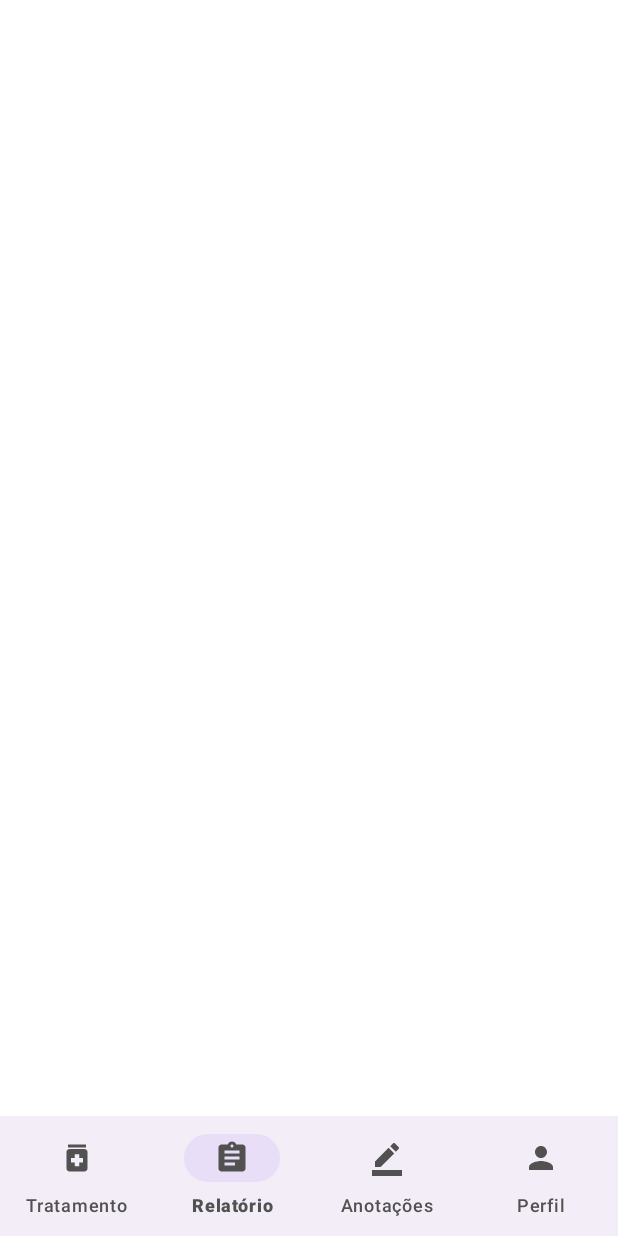
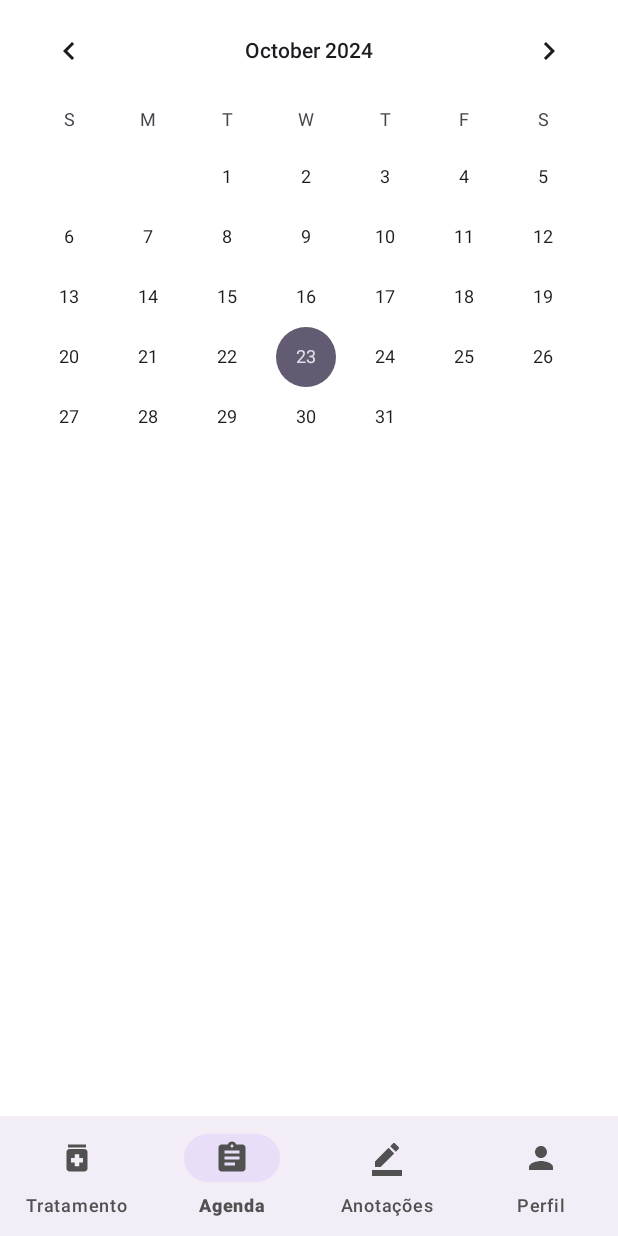
Before and after one commit to lisboaluan/doseCerta, an Android app: the HomeActivity screen opened directly, with no data from a screen before it, item 2 of the bottom bar chosen, on a phone screen of 412 x 824 dp. Run offline under Robolectric (Android 15) with nearby library versions, the phone set to English and light mode, and no system bars.

Commit message:
Criei o início do que vai ser a tela de agenda. Ao clicar nos dias do calendário já esta trazendo informaçoes no dias corretos em que existem alertas. Mas precisamos verificar, pois eu acho que usei a tabela errada, fiz algo de errado e não esta trazendo as informaççoes completas.

```diff
--- a/app/build.gradle.kts
+++ b/app/build.gradle.kts
@@ -48,6 +48,7 @@ dependencies {
     implementation(libs.androidx.constraintlayout)
     implementation(libs.androidx.navigation.fragment.ktx)
     implementation(libs.androidx.navigation.ui.ktx)
+    implementation(libs.androidx.recyclerview)
     testImplementation(libs.junit)
     androidTestImplementation(libs.androidx.junit)
     androidTestImplementation(libs.androidx.espresso.core)
--- /dev/null
+++ b/app/src/main/java/com/luanlisboa/dosecerta/fragments/AgendaFragment.kt
@@ -0,0 +1,90 @@
+package com.luanlisboa.dosecerta.fragments
+
+import android.os.Bundle
+import androidx.fragment.app.Fragment
+import android.view.LayoutInflater
+import android.view.View
+import android.view.ViewGroup
+import android.widget.CalendarView
+import android.widget.TextView
+import androidx.recyclerview.widget.LinearLayoutManager
+import androidx.recyclerview.widget.RecyclerView
+import com.luanlisboa.dosecerta.R
+import com.luanlisboa.dosecerta.repository.AgendaRepository
+import com.luanlisboa.dosecerta.utils.AlertasAdapter
+
+// TODO: Rename parameter arguments, choose names that match
+private const val ARG_PARAM1 = "param1"
+private const val ARG_PARAM2 = "param2"
+
+class AgendaFragment : Fragment() {
+    // TODO: Rename and change types of parameters
+    private var param1: String? = null
+    private var param2: String? = null
+
+    private lateinit var calendarView: CalendarView
+    private lateinit var alertRecyclerView: RecyclerView
+    private lateinit var emptyMessage: TextView
+    private lateinit var adapter: AlertasAdapter
+    private lateinit var repository: AgendaRepository
+
+    override fun onCreate(savedInstanceState: Bundle?) {
+        super.onCreate(savedInstanceState)
+        arguments?.let {
+            param1 = it.getString(ARG_PARAM1)
+            param2 = it.getString(ARG_PARAM2)
+        }
+    }
+
+    override fun onCreateView(
+        inflater: LayoutInflater, container: ViewGroup?,
+        savedInstanceState: Bundle?
+    ): View? {
+        val view = inflater.inflate(R.layout.fragment_agenda, container, false)
+
+        calendarView = view.findViewById(R.id.calendarView)
+        alertRecyclerView = view.findViewById(R.id.alertRecyclerView)
+        emptyMessage = view.findViewById(R.id.emptyMessage)
+
+        // Configurar o RecyclerView
+        alertRecyclerView.layoutManager = LinearLayoutManager(requireContext())
+        adapter = AlertasAdapter(emptyList())
+        alertRecyclerView.adapter = adapter
+
+        // Instanciar o repositório
+        repository = AgendaRepository(requireContext())
+
+        // Configurar listener para mudanças de data
+        calendarView.setOnDateChangeListener { _, year, month, dayOfMonth ->
+            val selectedDate = "$year-${month + 1}-$dayOfMonth"
+            carregarAlertasDoDia(selectedDate)
+        }
+
+        return view
+    }
+
+private fun carregarAlertasDoDia(data: String) {
+    val alertas = repository.obterAlertasPorData(data)
+
+    if (alertas.isEmpty()) {
+        alertRecyclerView.visibility = View.GONE
+        emptyMessage.visibility = View.VISIBLE
+    } else {
+        alertRecyclerView.visibility = View.VISIBLE
+        emptyMessage.visibility = View.GONE
+        adapter.updateAlertas(alertas)
+    }
+}
+
+    companion object {
+        // TODO: Rename and change types and number of parameters
+        @JvmStatic
+        fun newInstance(param1: String, param2: String) =
+            AgendaFragment().apply {
+                arguments = Bundle().apply {
+                    putString(ARG_PARAM1, param1)
+                    putString(ARG_PARAM2, param2)
+                }
+            }
+    }
+}
--- a/app/src/main/java/com/luanlisboa/dosecerta/fragments/RelatorioFragment.kt
+++ /dev/null
@@ -1,60 +0,0 @@
-package com.luanlisboa.dosecerta.fragments
-
-import android.os.Bundle
-import androidx.fragment.app.Fragment
-import android.view.LayoutInflater
-import android.view.View
-import android.view.ViewGroup
-import com.luanlisboa.dosecerta.R
-
-// TODO: Rename parameter arguments, choose names that match
-// the fragment initialization parameters, e.g. ARG_ITEM_NUMBER
-private const val ARG_PARAM1 = "param1"
-private const val ARG_PARAM2 = "param2"
-
-/**
- * A simple [Fragment] subclass.
- * Use the [RelatorioFragment.newInstance] factory method to
- * create an instance of this fragment.
- */
-class RelatorioFragment : Fragment() {
-    // TODO: Rename and change types of parameters
-    private var param1: String? = null
-    private var param2: String? = null
-
-    override fun onCreate(savedInstanceState: Bundle?) {
-        super.onCreate(savedInstanceState)
-        arguments?.let {
-            param1 = it.getString(ARG_PARAM1)
-            param2 = it.getString(ARG_PARAM2)
-        }
-    }
-
-    override fun onCreateView(
-        inflater: LayoutInflater, container: ViewGroup?,
-        savedInstanceState: Bundle?
-    ): View? {
-        // Inflate the layout for this fragment
-        return inflater.inflate(R.layout.fragment_relatorio, container, false)
-    }
-
-    companion object {
-        /**
-         * Use this factory method to create a new instance of
-         * this fragment using the provided parameters.
-         *
-         * @param param1 Parameter 1.
-         * @param param2 Parameter 2.
-         * @return A new instance of fragment RelatorioFragment.
-         */
-        // TODO: Rename and change types and number of parameters
-        @JvmStatic
-        fun newInstance(param1: String, param2: String) =
-            RelatorioFragment().apply {
-                arguments = Bundle().apply {
-                    putString(ARG_PARAM1, param1)
-                    putString(ARG_PARAM2, param2)
-                }
-            }
-    }
-}
--- a/app/src/main/java/com/luanlisboa/dosecerta/repository/AlertaRepository.kt
+++ b/app/src/main/java/com/luanlisboa/dosecerta/repository/AlertaRepository.kt
@@ -41,10 +41,11 @@ class AlertaRepository(context: Context) {
 
         if (cursor.moveToFirst()) {
             do {
+                val id = cursor.getInt(cursor.getColumnIndexOrThrow("id"))
                 val periodicidade = cursor.getString(cursor.getColumnIndexOrThrow("periodicidade"))
                 val horarioPrimeiraDose = cursor.getString(cursor.getColumnIndexOrThrow("horarioPrimeiraDose"))
                 val dosagem = cursor.getString(cursor.getColumnIndexOrThrow("dosagem"))
-                alertas.add(Alerta(periodicidade, horarioPrimeiraDose, dosagem))
+                alertas.add(Alerta(id, periodicidade, horarioPrimeiraDose, dosagem))
             } while (cursor.moveToNext())
         }
         cursor.close()
--- a/app/src/main/java/com/luanlisboa/dosecerta/view/HomeActivity.kt
+++ b/app/src/main/java/com/luanlisboa/dosecerta/view/HomeActivity.kt
@@ -7,7 +7,7 @@ import com.luanlisboa.dosecerta.R
 import com.luanlisboa.dosecerta.databinding.ActivityHomeBinding
 import com.luanlisboa.dosecerta.fragments.AnotacaoFragment
 import com.luanlisboa.dosecerta.fragments.PerfilFragment
-import com.luanlisboa.dosecerta.fragments.RelatorioFragment
+import com.luanlisboa.dosecerta.fragments.AgendaFragment
 import com.luanlisboa.dosecerta.fragments.TratamentoFragment
 
 class HomeActivity : AppCompatActivity() {
@@ -25,7 +25,7 @@ class HomeActivity : AppCompatActivity() {
         binding.btnNavView.setOnItemSelectedListener {
             when (it.itemId) {
                 R.id.menu_tratamento -> replaceFragment(TratamentoFragment())
-                R.id.menu_relatorio -> replaceFragment(RelatorioFragment())
+                R.id.menu_relatorio -> replaceFragment(AgendaFragment())
                 R.id.menu_anotacao -> replaceFragment(AnotacaoFragment())
                 R.id.menu_perfil -> replaceFragment(PerfilFragment())
                 else -> replaceFragment(TratamentoFragment())
--- a/app/src/main/res/layout/activity_home.xml
+++ b/app/src/main/res/layout/activity_home.xml
@@ -13,7 +13,7 @@
 
         <androidx.fragment.app.FragmentContainerView
             android:id="@+id/fragmentMenu"
-            android:name="com.luanlisboa.dosecerta.fragments.RelatorioFragment"
+            android:name="com.luanlisboa.dosecerta.fragments.AgendaFragment"
             android:layout_width="0dp"
             android:layout_height="0dp"
             app:layout_constraintBottom_toTopOf="@+id/btn_nav_view"
--- /dev/null
+++ b/app/src/main/res/layout/fragment_agenda.xml
@@ -0,0 +1,28 @@
+<LinearLayout
+    xmlns:android="http://schemas.android.com/apk/res/android"
+    android:layout_width="match_parent"
+    android:layout_height="match_parent"
+    android:orientation="vertical">
+
+    <!-- CalendarView para selecionar o dia -->
+    <CalendarView
+        android:id="@+id/calendarView"
+        android:layout_width="match_parent"
+        android:layout_height="wrap_content"/>
+
+    <!-- Mensagem para quando não houver alertas -->
+    <TextView
+        android:id="@+id/emptyMessage"
+        android:layout_width="wrap_content"
+        android:layout_height="wrap_content"
+        android:text="Você não precisa ingerir nenhum medicamento hoje."
+        android:visibility="gone"
+        android:layout_gravity="center"
+        android:padding="16dp"/>
+
+    <!-- RecyclerView para exibir os alertas -->
+    <androidx.recyclerview.widget.RecyclerView
+        android:id="@+id/alertRecyclerView"
+        android:layout_width="match_parent"
+        android:layout_height="match_parent"/>
+</LinearLayout>
--- a/app/src/main/res/layout/fragment_relatorio.xml
+++ /dev/null
@@ -1,7 +0,0 @@
-<?xml version="1.0" encoding="utf-8"?>
-<FrameLayout xmlns:android="http://schemas.android.com/apk/res/android"
-    xmlns:tools="http://schemas.android.com/tools"
-    android:layout_width="match_parent"
-    android:layout_height="match_parent"
-    tools:context=".fragments.RelatorioFragment">
-</FrameLayout>
--- a/app/src/main/res/menu/bottom_nav.xml
+++ b/app/src/main/res/menu/bottom_nav.xml
@@ -8,7 +8,7 @@
 
     <item
         android:id="@+id/menu_relatorio"
-        android:title="@string/menu_btn_bar_relatorio"
+        android:title="@string/menu_btn_bar_agenda"
         android:icon="@drawable/ic_relatorio_icon"/>
 
     <item
--- a/app/src/main/res/navigation/main_graph.xml
+++ b/app/src/main/res/navigation/main_graph.xml
@@ -13,9 +13,9 @@
 
     <fragment
         android:id="@+id/relatorioFragment"
-        android:name="com.luanlisboa.dosecerta.fragments.RelatorioFragment"
+        android:name="com.luanlisboa.dosecerta.fragments.AgendaFragment"
         android:label="fragment_relatorio"
-        tools:layout="@layout/fragment_relatorio" />
+        tools:layout="@layout/fragment_agenda" />
 
     <fragment
         android:id="@+id/anotacaoFragment"
--- a/app/src/main/res/values/strings.xml
+++ b/app/src/main/res/values/strings.xml
@@ -60,7 +60,7 @@
 
     <!-- Fragments -->
     <string name="menu_btn_bar_tratamento">Tratamento</string>
-    <string name="menu_btn_bar_relatorio">Relatório</string>
+    <string name="menu_btn_bar_agenda">Agenda</string>
     <string name="menu_btn_bar_anotacao">Anotações</string>
     <string name="menu_btn_bar_perfil">Perfil</string>
 
--- a/gradle/libs.versions.toml
+++ b/gradle/libs.versions.toml
@@ -12,6 +12,7 @@ constraintlayout = "2.1.4"
 materialVersion = "1.9.0"
 navigationFragmentKtx = "2.7.7"
 navigationUiKtx = "2.7.7"
+recyclerview = "1.3.2"
 
 [libraries]
 androidx-core-ktx = { group = "androidx.core", name = "core-ktx", version.ref = "coreKtx" }
@@ -25,6 +26,7 @@ androidx-constraintlayout = { group = "androidx.constraintlayout", name = "const
 androidx-navigation-fragment-ktx = { group = "androidx.navigation", name = "navigation-fragment-ktx", version.ref = "navigationFragmentKtx" }
 androidx-navigation-ui-ktx = { group = "androidx.navigation", name = "navigation-ui-ktx", version.ref = "navigationUiKtx" }
 material-v190 = { module = "com.google.android.material:material", version.ref = "materialVersion" }
+androidx-recyclerview = { group = "androidx.recyclerview", name = "recyclerview", version.ref = "recyclerview" }
 
 [plugins]
 android-application = { id = "com.android.application", version.ref = "agp" }
```
Also changed, not shown: app/src/main/java/com/luanlisboa/dosecerta/models/Alerta.kt (+4 -3 lines), app/src/main/java/com/luanlisboa/dosecerta/repository/AgendaRepository.kt (+34 -4 lines), app/src/main/java/com/luanlisboa/dosecerta/utils/AlertasAdapter.kt (added, +37 -0 lines), app/src/main/res/layout/item_alerta.xml (added, +20 -0 lines), 1 other file.
